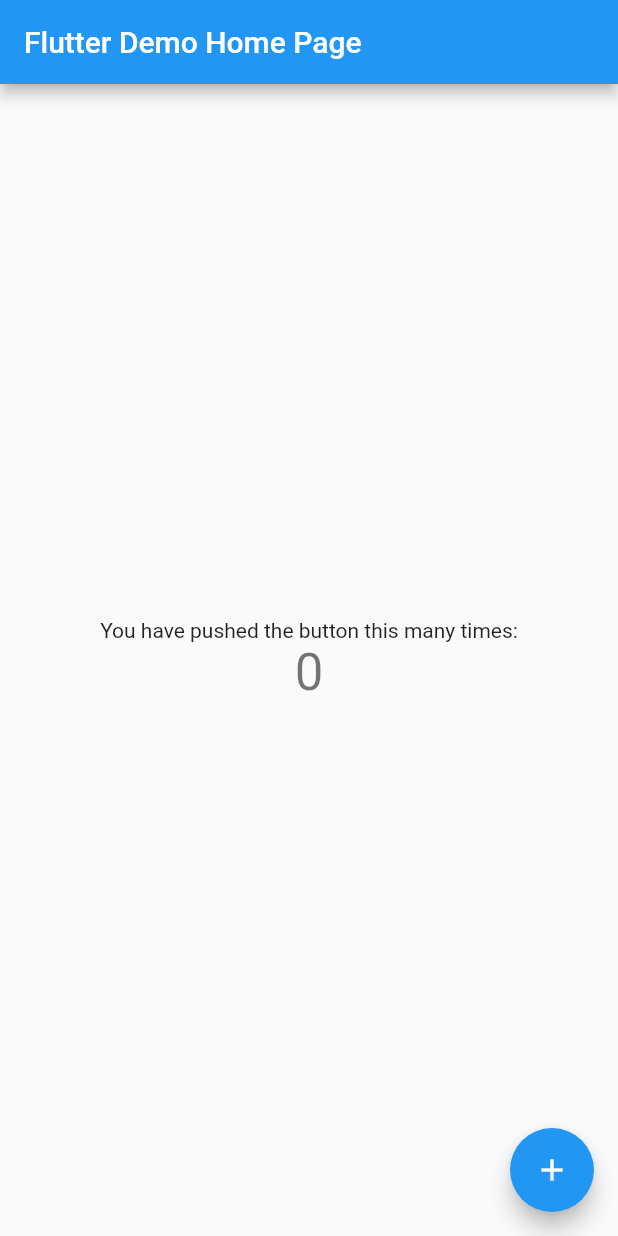
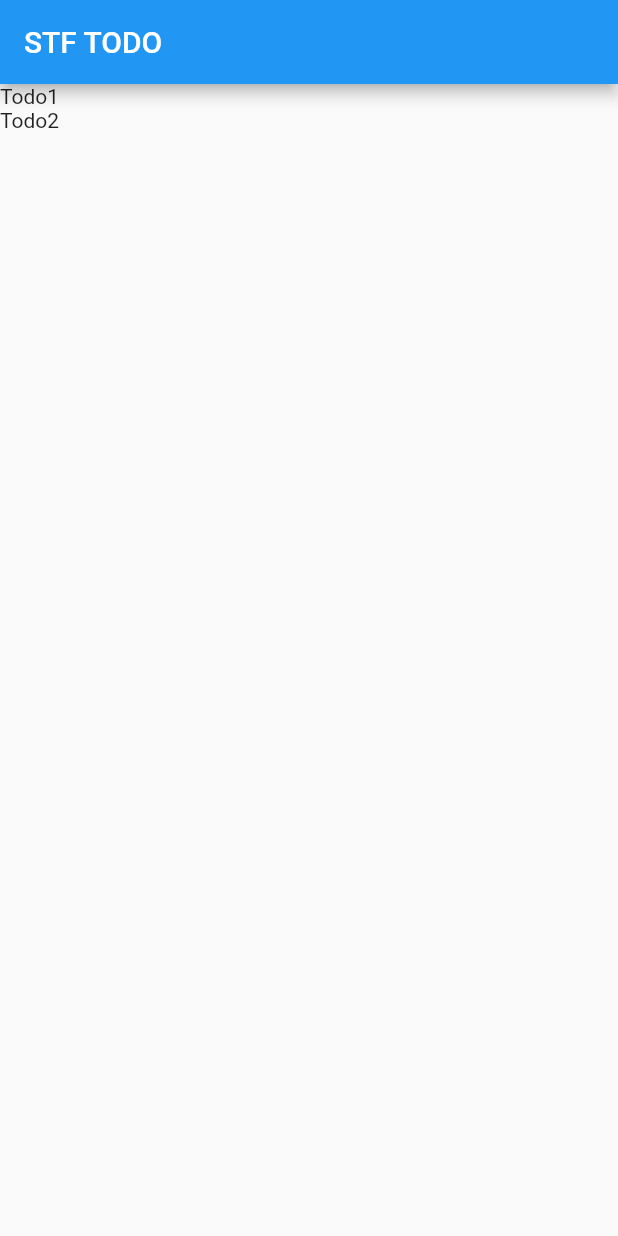
Before and after one commit to YukiOnishi1129/flutter_stf_todo_sample, a Flutter app: the screen it shows after launch, on a phone screen of 412 x 824 dp. Run offline on Flutter 3.47's test engine with Material 2 defaults, Android fonts, the phone set to English and light mode, and no system bars.

Commit message:
一覧表示ページ作成(仮)

```diff
--- /dev/null
+++ b/lib/constants/data.dart
@@ -0,0 +1,18 @@
+import '../model/todo_model.dart';
+
+final List<Todo> todoList = [
+  Todo(
+    '1',
+    'Todo1',
+    'todo content1',
+    DateTime.now(),
+    DateTime.now(),
+  ),
+  Todo(
+    '2',
+    'Todo2',
+    'todo content2',
+    DateTime.now(),
+    DateTime.now(),
+  ),
+];
--- a/lib/main.dart
+++ b/lib/main.dart
@@ -1,4 +1,7 @@
 import 'package:flutter/material.dart';
+import 'package:flutter_stf_todo_sample/screen/todo_list_screen.dart';
+
+import 'constants/data.dart';
 
 void main() {
   runApp(const MyApp());
@@ -7,7 +10,6 @@ void main() {
 class MyApp extends StatelessWidget {
   const MyApp({Key? key}) : super(key: key);
 
-  // This widget is the root of your application.
   @override
   Widget build(BuildContext context) {
     return MaterialApp(
@@ -15,53 +17,8 @@ class MyApp extends StatelessWidget {
       theme: ThemeData(
         primarySwatch: Colors.blue,
       ),
-      home: const MyHomePage(title: 'Flutter Demo Home Page'),
-    );
-  }
-}
-
-class MyHomePage extends StatefulWidget {
-  const MyHomePage({Key? key, required this.title}) : super(key: key);
-
-  final String title;
-
-  @override
-  State<MyHomePage> createState() => _MyHomePageState();
-}
-
-class _MyHomePageState extends State<MyHomePage> {
-  int _counter = 0;
-
-  void _incrementCounter() {
-    setState(() {
-      _counter++;
-    });
-  }
-
-  @override
-  Widget build(BuildContext context) {
-    return Scaffold(
-      appBar: AppBar(
-        title: Text(widget.title),
-      ),
-      body: Center(
-        child: Column(
-          mainAxisAlignment: MainAxisAlignment.center,
-          children: <Widget>[
-            const Text(
-              'You have pushed the button this many times:',
-            ),
-            Text(
-              '$_counter',
-              style: Theme.of(context).textTheme.headline4,
-            ),
-          ],
-        ),
-      ),
-      floatingActionButton: FloatingActionButton(
-        onPressed: _incrementCounter,
-        tooltip: 'Increment',
-        child: const Icon(Icons.add),
+      home: TodoListScreen(
+        todoList: todoList, // 親から子供へパラメータの受け渡し方
       ),
     );
   }
--- /dev/null
+++ b/lib/model/todo_model.dart
@@ -0,0 +1,16 @@
+class Todo {
+  final String id;
+  final String title;
+  final String content;
+  final DateTime createdAt;
+  final DateTime updatedAt;
+
+  // コンストラクタ定義
+  Todo(
+    this.id,
+    this.title,
+    this.content,
+    this.createdAt,
+    this.updatedAt,
+  );
+}
--- /dev/null
+++ b/lib/screen/todo_list_screen.dart
@@ -0,0 +1,31 @@
+import 'package:flutter/material.dart';
+
+import '../model/todo_model.dart';
+
+class TodoListScreen extends StatefulWidget {
+  final List<Todo> todoList; // 上位widgetから受け取りたいデータ
+  const TodoListScreen({Key? key, required this.todoList})
+      : super(key: key); // コンストラクタ
+
+  @override
+  State<TodoListScreen> createState() => _TodoListScreenState();
+}
+
+class _TodoListScreenState extends State<TodoListScreen> {
+  @override
+  Widget build(BuildContext context) {
+    return Scaffold(
+      appBar: AppBar(
+        title: const Text('STF TODO'),
+      ),
+      body: ListView.builder(
+        // ListView.builderで一覧表示できる
+        // https://www.flutter-study.dev/widgets/list-view-widget
+        itemCount: widget.todoList.length, // widget.~で親から受け取ったパラメータを使用できる
+        itemBuilder: (context, index) {
+          return Text(widget.todoList[index].title); // タイトルを表示しているだけなので、ここを変更する
+        },
+      ),
+    );
+  }
+}
```
Also changed, not shown: lib/screen/todo_create_screen.dart (added), lib/screen/todo_detail_screen.dart (added), lib/screen/todo_update_screen.dart (added).
